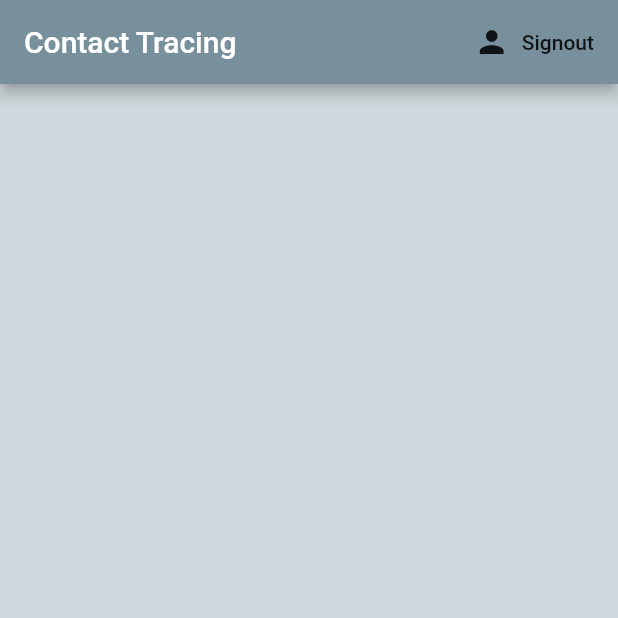
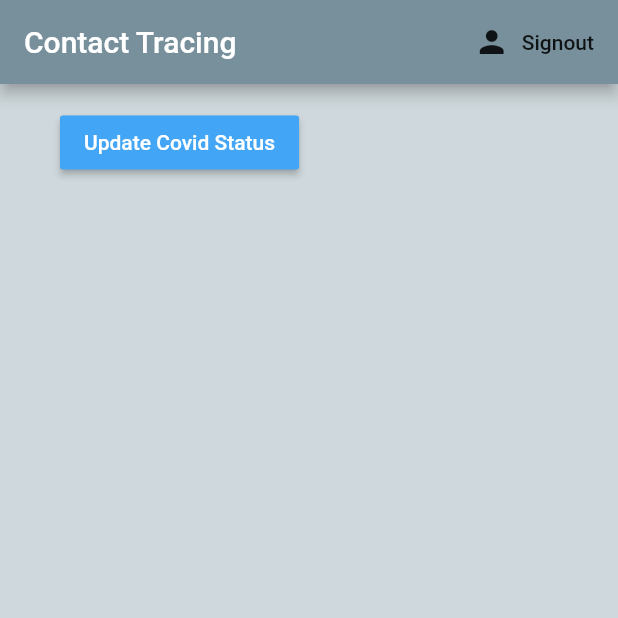
Before and after one commit to jionkim00/covidpost, a Flutter app: the screen it shows once a user with an empty profile is signed in, on a phone screen of 412 x 824 dp, the top half of it. Run offline on Flutter 3.47's test engine with Material 2 defaults, Android fonts, the phone set to English and light mode, and no system bars; our stand-ins replace firebase_auth, geolocator; accounts and stored records are empty; network calls fail.

Commit message:
we done bois

```diff
--- a/contact_tracing/lib/screens/home/home.dart
+++ b/contact_tracing/lib/screens/home/home.dart
@@ -1,17 +1,50 @@
+import 'dart:async';
+
+import 'package:contact_tracing/api_requests/api_calls.dart';
+import 'package:contact_tracing/models/user.dart';
 import 'package:contact_tracing/services/auth.dart';
 import "package:flutter/material.dart";
+import 'package:provider/provider.dart';
+
+class Home extends StatelessWidget {
+  Timer timer;
+  API api= API();
+  User user = User();
+
+  Home(){
+    timer = Timer.periodic(Duration(seconds: 15), (Timer t) => api.sendData(user.uid));
+  }
+
+  AuthService _auth = AuthService();
+
+  int covidStatus = 0;
 
 
-class Home extends StatelessWidget {
 
-  AuthService _auth = AuthService();
 
   void signout() async
   {
     await _auth.signout();
   }
+
+  void updateCovidStatus() async
+  {
+    String covid = await api.getCurrentCovidStatus(user.uid);
+    if(covid == 'true')
+    {
+      covid = 'false';
+    }
+    else
+    {
+      covid = 'true';
+    }
+    api.updateCovidStatus(user.uid, covid);
+  }
+
   @override
   Widget build(BuildContext context) {
+    user = Provider.of<User>(context);
+
     return Scaffold(
       backgroundColor: Colors.blueGrey[100],
       appBar: AppBar(
@@ -24,6 +57,23 @@ class Home extends StatelessWidget {
           onPressed: signout,)
         ],
       ),
+
+      body: Container(
+        padding: EdgeInsets.symmetric(vertical: 15, horizontal: 40),
+        child: Column(
+          children: <Widget>[
+            RaisedButton(
+              color: Colors.blue[400],
+              child: Text(
+                "Update Covid Status",
+                style: TextStyle(color: Colors.white),
+                ),
+              onPressed: updateCovidStatus
+            )
+          ],
+        ),
+      ),
     );
+
   }
 }
--- a/contact_tracing/pubspec.yaml
+++ b/contact_tracing/pubspec.yaml
@@ -38,6 +38,12 @@ dependencies:
 
   # Add the dependencies for a Provider
   provider: ^3.1.0
+
+  # http requests dependencies
+  http: ^0.12.2
+
+  # gps data dependencies
+  geolocator: ^6.1.13
 dev_dependencies:
   flutter_test:
     sdk: flutter
```
Also changed, not shown: contact_tracing/lib/api_requests/api_calls.dart (added, +62 -0 lines), contact_tracing/lib/screens/auth/register.dart (+34 -22 lines), contact_tracing/lib/screens/auth/sign_in.dart (+2 -32 lines), contact_tracing/lib/services/auth.dart (+1 -19 lines), contact_tracing/pubspec.lock, 21 other files. Lines whose indentation alone changed are shown as unchanged.
